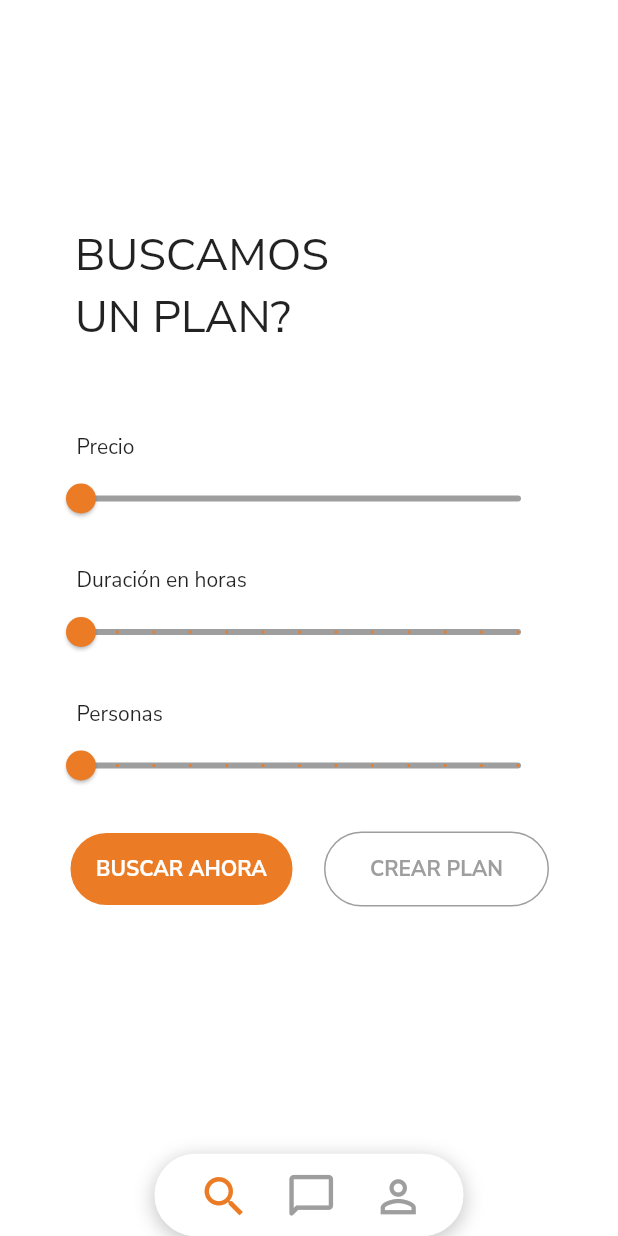
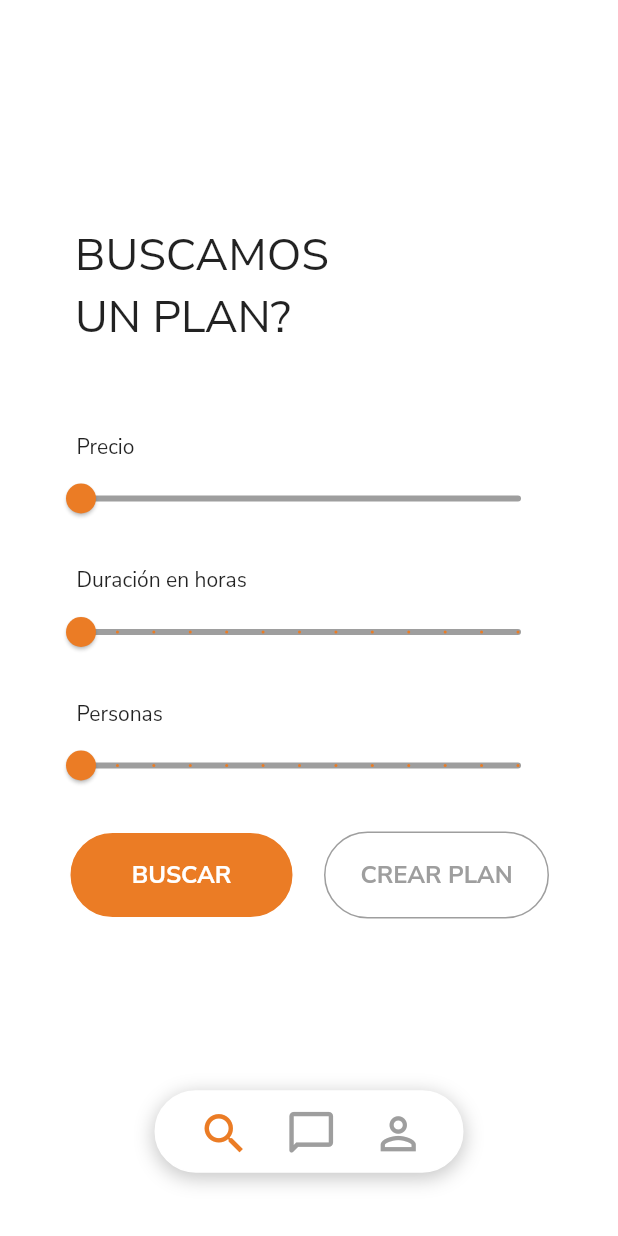
Before and after one commit to PaskiOnSalesians/MapOut_App, a Flutter app: the ProfileFinalScreen screen opened directly, after a tap on the "search" icon, on a phone screen of 412 x 824 dp. Run offline on Flutter 3.47's test engine with Material 2 defaults, Android fonts, the phone set to English and light mode, and no system bars; our stand-ins replace firebase_auth, firebase_core, flutter_svg, fluttertoast, google_fonts, google_sign_in; missing offline and left inert: flutter_facebook_auth, twitter_login; accounts and stored records are empty.

Commit message:
Changed buttons for list tiles

```diff
--- a/mapoutapp/lib/screens/profile/profile_definitivo.dart
+++ b/mapoutapp/lib/screens/profile/profile_definitivo.dart
@@ -24,7 +24,7 @@ class _ProfileFinalScreenState extends State<ProfileFinalScreen> {
               child: Column(
                 children: const [
                   // Information profile
-                  SizedBox(height: 20,),
+                  SizedBox(height: 40,),
                   SettingsButton(),
                   ProfilePhoto(),
                   SizedBox(height: 20,),
@@ -83,7 +83,9 @@ class AddNewAction extends StatelessWidget {
             ],
           )
         ),
-        onTap: (){},
+        onTap: (){
+          Navigator.of(context).push(MaterialPageRoute(builder: (context) => const SearchScreen()));
+        },
       )
     );
   }
@@ -181,9 +183,28 @@ class SettingsButton extends StatelessWidget {
     return Row(
       mainAxisAlignment: MainAxisAlignment.end,
       children: [
-        IconButton(onPressed: (){
-          Navigator.of(context).push(MaterialPageRoute(builder: (context) => const SettingsScreen()));
-        }, icon: const Icon(Icons.settings, color: Color(0xFFEB7C25),))
+        Container(
+          width: 50,
+          height: 50,
+          decoration: BoxDecoration(
+            color: Colors.white,
+            border: Border.all(color: Colors.white),
+            borderRadius: const BorderRadius.all(Radius.circular(50)),
+            boxShadow: const [
+              BoxShadow(
+                //color: Colors.grey.withOpacity(0.5),
+                color: Color.fromARGB(113, 130, 130, 130),
+                spreadRadius: 1,
+                blurRadius: 10,
+                offset: Offset(0, 3),
+              )
+            ]
+          ),
+          child: IconButton(onPressed: (){
+            Navigator.of(context).push(MaterialPageRoute(builder: (context) => const SettingsScreen()));
+          }, icon: const Icon(Icons.settings, color: Color(0xFFEB7C25),)),
+        ),
+        const SizedBox(width: 20,)
       ]
     );
   }
@@ -233,8 +254,8 @@ class ProfilePhoto extends StatelessWidget {
             ),
             const SizedBox(height: 20,),
             Container(
-              width: 120,
-              height: 32,
+              width: 150,
+              height: 50,
               decoration: BoxDecoration(
                 color: Colors.white,
                 border: Border.all(color: Colors.white),
@@ -249,23 +270,27 @@ class ProfilePhoto extends StatelessWidget {
                   )
                 ]
               ),
-              child: TextButton(
-                onPressed: (){},
-                child: const Text(
+              child: ListTile(
+                title: const Text(
                   'Completa tu perfil',
                   style: TextStyle(
                     color: Colors.grey,
                     fontWeight: FontWeight.bold,
                     fontSize: 12
                   ),
-                )
-              ),
+                  textAlign: TextAlign.center,
+                ),
+                onTap: () {
+
+                },
+              )
             )
           ],
         ),
         const SizedBox(width: 50,),
         const CircleAvatar(
           radius: 60,
+          backgroundColor: Color(0xFF50C3CB),
           //backgroundImage: Image(image: ''),
         )
       ],
--- a/mapoutapp/lib/screens/search/search.dart
+++ b/mapoutapp/lib/screens/search/search.dart
@@ -170,15 +170,16 @@ class _SearchScreenState extends State<SearchScreen> {
                             border: Border.all(color: Colors.white),
                             borderRadius: const BorderRadius.all(Radius.circular(50)),
                           ),
-                          child: TextButton(
-                            onPressed: (){},
-                            child: const Text(
-                              'BUSCAR AHORA',
+                          child: ListTile(
+                            title: const Text(
+                              'BUSCAR',
                               style: TextStyle(
                                 color: Colors.white,
-                                fontWeight: FontWeight.bold
+                                fontWeight: FontWeight.bold,
                               ),
-                            )
+                              textAlign: TextAlign.center,
+                            ),
+                            onTap: (){},
                           )
                         )
                       ],
@@ -193,15 +194,16 @@ class _SearchScreenState extends State<SearchScreen> {
                             border: Border.all(color: Colors.grey),
                             borderRadius: const BorderRadius.all(Radius.circular(50)),
                           ),
-                          child: TextButton(
-                            onPressed: (){},
-                            child: const Text(
+                          child: ListTile(
+                            title:  const Text(
                               'CREAR PLAN',
                               style: TextStyle(
                                 color: Colors.grey,
                                 fontWeight: FontWeight.bold
                               ),
-                            )
+                              textAlign: TextAlign.center,
+                            ),
+                            onTap: () {},
                           )
                         )
                       ],
@@ -210,7 +212,7 @@ class _SearchScreenState extends State<SearchScreen> {
                 )
               ],
             ),
-            SizedBox(height: MediaQuery.of(context).size.height / 5,),
+            SizedBox(height: MediaQuery.of(context).size.height / 7.2,),
             const Menu()
           ],
         )
```
Also changed, not shown: mapoutapp/pubspec.lock, 2 other files.
